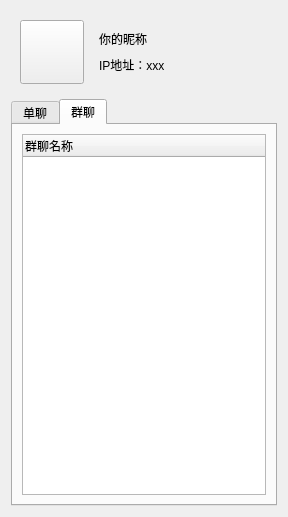
Old version of the form Qt-IM/mainwindow.ui in the repository XiaoZheng2003/BIT-QT-IM.
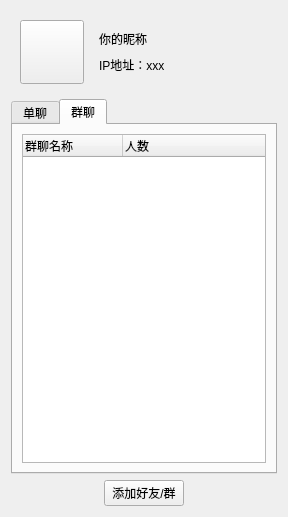
New version of the form. The open tabs and pages were chosen to show the change. Icons and pictures are not drawn.

Commit message: 增加添加好友/群功能UI（未实现）

```diff
--- a/Qt-IM/mainwindow.ui
+++ b/Qt-IM/mainwindow.ui
@@ -110,12 +110,54 @@
            <string>群聊名称</string>
           </property>
          </column>
+         <column>
+          <property name="text">
+           <string>人数</string>
+          </property>
+         </column>
         </widget>
        </item>
       </layout>
      </widget>
     </widget>
    </item>
+   <item>
+    <layout class="QHBoxLayout" name="horizontalLayout_2">
+     <item>
+      <spacer name="horizontalSpacer">
+       <property name="orientation">
+        <enum>Qt::Horizontal</enum>
+       </property>
+       <property name="sizeHint" stdset="0">
+        <size>
+         <width>40</width>
+         <height>20</height>
+        </size>
+       </property>
+      </spacer>
+     </item>
+     <item>
+      <widget class="QPushButton" name="add">
+       <property name="text">
+        <string>添加好友/群</string>
+       </property>
+      </widget>
+     </item>
+     <item>
+      <spacer name="horizontalSpacer_2">
+       <property name="orientation">
+        <enum>Qt::Horizontal</enum>
+       </property>
+       <property name="sizeHint" stdset="0">
+        <size>
+         <width>40</width>
+         <height>20</height>
+        </size>
+       </property>
+      </spacer>
+     </item>
+    </layout>
+   </item>
   </layout>
  </widget>
  <resources>
```
The commit also changes 8 other files.
